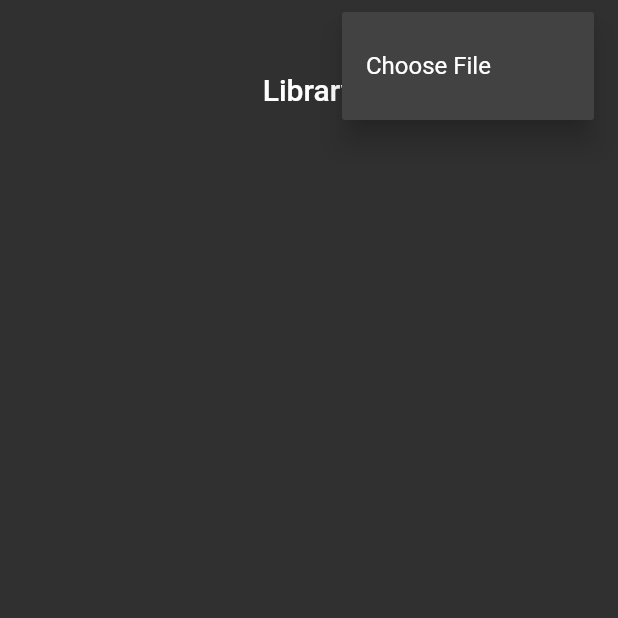
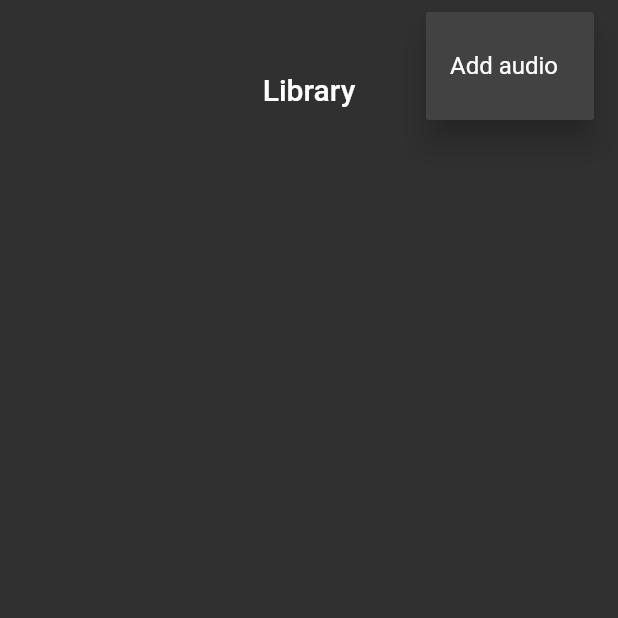
Before and after one commit to whoislewys/pawdio, a Flutter app: the screen it shows after launch, after a tap on the "more vert" icon, on a phone screen of 412 x 824 dp, the top half of it. Run offline on Flutter 3.47's test engine with Material 2 defaults, Android fonts, the light colour scheme and no system bars; our stand-ins replace audioplayers, file_picker, flutter_redux, redux, sqflite; missing offline and left inert: flutter_stetho; accounts and stored records are empty.

Commit message:
clean out old garbage

```diff
--- a/lib/screens/library/library.dart
+++ b/lib/screens/library/library.dart
@@ -18,26 +18,6 @@ class LibraryScreen extends StatefulWidget {
 }
 
 class _LibraryScreenState extends State<LibraryScreen> {
-  // List<Map<String, dynamic>> _audios;
-  PawdioDb _database;
-
-  @override
-  void initState() {
-    super.initState();
-    // _hydrateAudio();
-  }
-
-  Future<void> _hydrateAudio() async {
-    return;
-    // _database = await PawdioDb.create();
-    // _audios = await _database.getAllAudios();
-    // if (_audios.length == 0) {
-    //   print('no audios');
-    //   // TODO: set state of button on screen to allow you to choose file more easily
-    // }
-    // return;
-  }
-
   Future<void> _navigateToPlayscreenAndPlayFile(
       BuildContext ctx, String filePath, int audioId) async {
     Navigator.push(
@@ -59,19 +39,10 @@ class _LibraryScreenState extends State<LibraryScreen> {
     store.dispatch(CreateAudioAction(chosenFilePath));
 
     store.dispatch(SetCurrentAudioAction(chosenFilePath));
-    // _navigateToPlayScreen();
   }
 
   @override
   Widget build(BuildContext context) {
-    // TODO: break out ubild method to have multiple storeconnectors for loading audios and adding new audios
-    // return StoreConnector<AppState, List<Audio>>(
-    //   converter: (Store<AppState> store) {
-    //     store.dispatch(HydrateAudiosAction());
-    //     return store.state.audios;
-    //   },
-    //   builder: (context, audios) {
-    //     return Container(width: 0, height: 0);
     return Scaffold(
       body: Center(
         child: SafeArea(
@@ -94,7 +65,7 @@ class _LibraryScreenState extends State<LibraryScreen> {
                           PopupMenuItem(
                             value: 1,
                             child: ListTile(
-                              title: Text('Choose File'),
+                              title: Text('Add audio'),
                               onTap: () => _chooseAndPlayFile(context, store),
                             ),
                           ),
```
